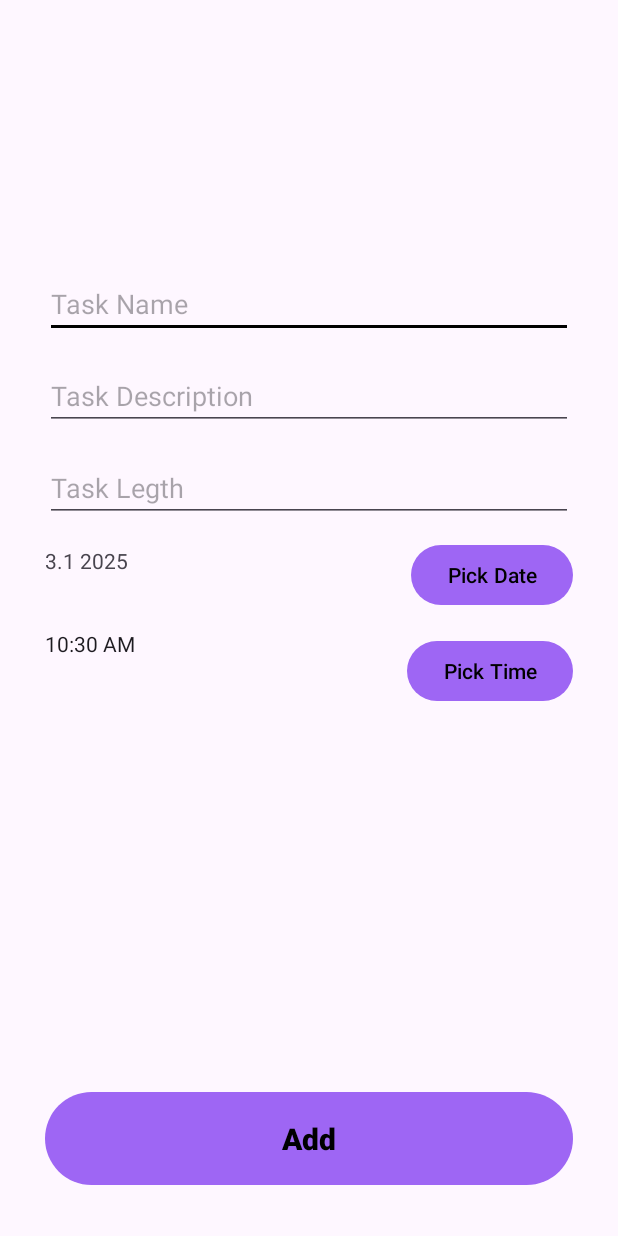
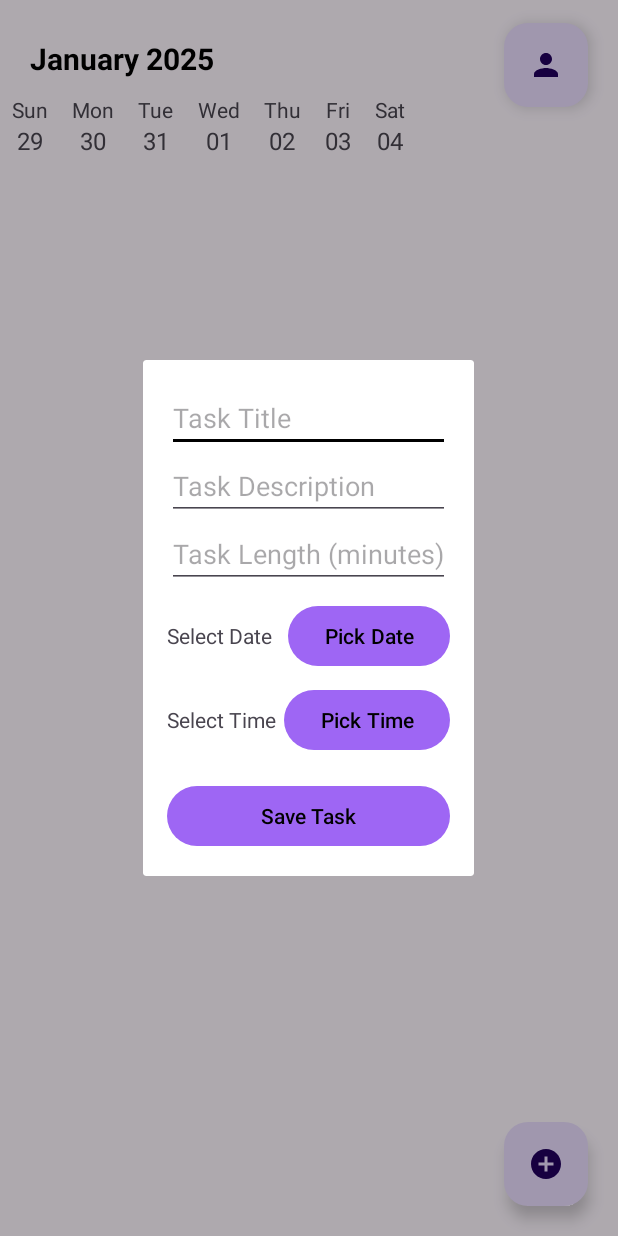
Before and after one commit to gyarab/2024-4e-svacek-DayPlanner, an Android app: the screen it shows after launch (AddTaskActivity before the commit, MainActivity after it), after a tap on "Add new Task", on a phone screen of 412 x 824 dp. Run offline under Robolectric (Android 15) with nearby library versions, the phone set to English and light mode, and no system bars.

Commit message:
new fragment for adding and editing tasks

```diff
--- a/app/src/main/java/com/example/dayplanner/DaysList.java
+++ b/app/src/main/java/com/example/dayplanner/DaysList.java
@@ -21,12 +21,12 @@ public class DaysList extends ArrayList<DayModel> {
 
         SimpleDateFormat dayFormat = new SimpleDateFormat("EEE");
         SimpleDateFormat dateFormat = new SimpleDateFormat("dd");
+        SimpleDateFormat monthFormat = new SimpleDateFormat("MM"); // Ensures month is zero-padded
 
         for (int i = 0; i < 7; i++) {
             String day = dayFormat.format(calendar.getTime());
             String date = dateFormat.format(calendar.getTime());
-
-            String month = String.valueOf(calendar.get(Calendar.MONTH) + 1);//month is 0 based;
+            String month = monthFormat.format(calendar.getTime()); // Zero-padded month
             String year = String.valueOf(calendar.get(Calendar.YEAR));
 
             DayModel dayModel = new DayModel(day, date, month, year);
@@ -40,6 +40,7 @@ public class DaysList extends ArrayList<DayModel> {
         return daysList;
     }
 
+
     @Override
     public String toString() {
         return "DaysList{" +
--- a/app/src/main/java/com/example/dayplanner/MainActivity.java
+++ b/app/src/main/java/com/example/dayplanner/MainActivity.java
@@ -72,8 +72,8 @@ public class MainActivity extends AppCompatActivity implements WeeklyHeaderFragm
             @Override
             public void onClick(View view) {
                 // User wants to add a new task -> new activity starts
-                Intent intent = new Intent(MainActivity.this, AddTaskActivity.class);
-                startActivity(intent);
+                TaskDialogFragment fragment = new TaskDialogFragment(false, null, "", "", "", "", "");
+                fragment.show(getSupportFragmentManager(), "AddTaskDialog");
             }
         });
     }
--- /dev/null
+++ b/app/src/main/java/com/example/dayplanner/TaskDialogFragment.java
@@ -0,0 +1,133 @@
+package com.example.dayplanner;
+
+import static com.example.dayplanner.AddTaskActivity.formatDate;
+
+import android.app.DatePickerDialog;
+import android.app.TimePickerDialog;
+import android.content.DialogInterface;
+import android.os.Bundle;
+import android.util.Log;
+import android.view.LayoutInflater;
+import android.view.View;
+import android.view.ViewGroup;
+import android.widget.Button;
+import android.widget.EditText;
+import android.widget.TextView;
+
+import androidx.annotation.NonNull;
+import androidx.annotation.Nullable;
+import androidx.fragment.app.DialogFragment;
+
+import java.util.Calendar;
+
+public class TaskDialogFragment extends DialogFragment {
+
+    private boolean isEditMode;
+    private String taskID, startTime, taskDate, title, description, length;
+
+    public TaskDialogFragment(boolean isEditMode, String taskID, String startTime, String taskDate, String title, String description, String length) {
+        this.isEditMode = isEditMode;
+        this.taskID = taskID;
+        this.startTime = startTime;
+        this.taskDate = taskDate;
+        this.title = title;
+        this.description = description;
+        this.length = length;
+    }
+
+    @Nullable
+    @Override
+    public View onCreateView(@NonNull LayoutInflater inflater, @Nullable ViewGroup container, @Nullable Bundle savedInstanceState) {
+        View view = inflater.inflate(R.layout.dialog_edit_task, container, false);
+
+        EditText editTaskTitle = view.findViewById(R.id.edit_task_title);
+        EditText editTaskDescription = view.findViewById(R.id.edit_task_description);
+        EditText editTaskLength = view.findViewById(R.id.edit_task_length);
+        TextView editTaskDate = view.findViewById(R.id.edit_task_date);
+        TextView editTaskTime = view.findViewById(R.id.edit_task_time);
+        Button pickDateButton = view.findViewById(R.id.pick_date_button);
+        Button pickTimeButton = view.findViewById(R.id.pick_time_button);
+        Button saveButton = view.findViewById(R.id.save_task_button);
+
+        // Populate fields only in edit mode
+        if (isEditMode) {
+            editTaskTitle.setText(title);
+            editTaskDescription.setText(description);
+            editTaskLength.setText(length);
+            editTaskDate.setText(taskDate);
+            editTaskTime.setText(startTime);
+        }
+
+        // Date Picker
+        pickDateButton.setOnClickListener(v -> {
+            Calendar calendar = Calendar.getInstance();
+            DatePickerDialog datePickerDialog = new DatePickerDialog(getContext(), (view1, year, month, dayOfMonth) -> {
+                String selectedDate = dayOfMonth + "." + (month + 1) + "." + year;
+                editTaskDate.setText(selectedDate);
+            }, calendar.get(Calendar.YEAR), calendar.get(Calendar.MONTH), calendar.get(Calendar.DAY_OF_MONTH));
+            datePickerDialog.show();
+        });
+
+        // Time Picker
+        pickTimeButton.setOnClickListener(v -> {
+            Calendar calendar = Calendar.getInstance();
+            TimePickerDialog timePickerDialog = new TimePickerDialog(getContext(), (view12, hourOfDay, minute) -> {
+                String selectedTime = String.format("%02d:%02d", hourOfDay, minute);
+                editTaskTime.setText(selectedTime);
+            }, calendar.get(Calendar.HOUR_OF_DAY), calendar.get(Calendar.MINUTE), true);
+            timePickerDialog.show();
+        });
+
+        // Set up save button
+        saveButton.setOnClickListener(v -> {
+            // Get input values
+            String newTitle = editTaskTitle.getText().toString();
+            String newDescription = editTaskDescription.getText().toString();
+            String newLength = editTaskLength.getText().toString();
+            String newDate = editTaskDate.getText().toString();
+            newDate = formatDate(newDate);
+            String newTime = editTaskTime.getText().toString();
+
+            TasksDBHelper dbHelper = new TasksDBHelper(getContext());
+            if (isEditMode) {
+                // Update the database
+                Log.d("Task Edited", "ID: " + taskID + ", Start Time: " + newTime + ", Date: " + newDate +
+                        ", Title: " + newTitle + ", Desc: " + newDescription + ", Length: " + newLength);
+            } else {
+                        // Insert into the database
+                        dbHelper.addTask(newTitle, newDescription, newDate, newTime, Integer.parseInt(newLength));
+                        Log.d("Task Added", "Start Time: " + newTime + ", Date: " + newDate +
+                                ", Title: " + newTitle + ", Desc: " + newDescription + ", Length: " + newLength);
+                    }
+
+                    dismiss(); // Close the dialog
+                });
+
+                return view;
+            }
+
+    @Override
+    public void onDismiss(@NonNull DialogInterface dialog) {
+        super.onDismiss(dialog);
+        // Optional: Handle actions when the dialog is dismissed
+    }
+
+    public static String formatDate(String date) {
+        String formattedDate = "";
+        Log.d("formattedDateB", date);
+        if (date != null && !date.isEmpty()) {
+            // Split the input date by dots
+            String[] parts = date.split("\\."); // Escape the dot since it's a regex special character
+            if (parts.length == 3) { // Ensure the date is in the format DD.MM.YYYY
+                // Parse and zero-pad day and month
+                String day = parts[0].length() == 1 ? "0" + parts[0] : parts[0];   // Ensure 2-digit day
+                String month = parts[1].length() == 1 ? "0" + parts[1] : parts[1]; // Ensure 2-digit month
+                String year = parts[2];
+                formattedDate = day + month + year; // Rearrange to YYYYMMDD
+            }
+        }
+        Log.d("formattedDate", formattedDate);
+        return formattedDate;
+    }
+
+}
--- a/app/src/main/java/com/example/dayplanner/TasksDBHelper.java
+++ b/app/src/main/java/com/example/dayplanner/TasksDBHelper.java
@@ -64,6 +64,8 @@ public class TasksDBHelper extends SQLiteOpenHelper {
         contentValues.put(COLUMN_START_TIME, startTime);
         contentValues.put(COLUMN_LENGTH, length);
 
+        Log.d("Add Task", "Title: " + title + ", Description: " + description + ", Date: " + date + ", Start Time: " + startTime + ", Length: " + length);
+
         long result = db.insert(TABLE_NAME, null, contentValues);
         if (result == -1) {
             //failed to insert data
--- a/app/src/main/java/com/example/dayplanner/TimelineFragment.java
+++ b/app/src/main/java/com/example/dayplanner/TimelineFragment.java
@@ -2,6 +2,7 @@ package com.example.dayplanner;
 
 import android.database.Cursor;
 import android.os.Bundle;
+import android.util.Log;
 import android.view.LayoutInflater;
 import android.view.View;
 import android.view.ViewGroup;
@@ -16,7 +17,7 @@ public class TimelineFragment extends Fragment {
 
     RecyclerView timeLine; // RecyclerView to display the task timeline
     TasksDBHelper timelineDbHelper; // Helper class to interact with the database
-    ArrayList<String> task_start_time, task_title, task_description, task_length; // Lists to hold task data
+    ArrayList<String> task_id, task_start_time, task_date, task_title, task_description, task_length; // Lists to hold task data
     TimelineAdapter timelineAdapter; // Adapter to bind task data to RecyclerView
 
     @Override
@@ -27,18 +28,20 @@ public class TimelineFragment extends Fragment {
         // Initialize the RecyclerView for timeline view
         timeLine = view.findViewById(R.id.timeLine);
         timelineDbHelper = new TasksDBHelper(getContext());
+        task_id = new ArrayList<>();
         task_start_time = new ArrayList<>();
+        task_date = new ArrayList<>();
         task_title = new ArrayList<>();
         task_description = new ArrayList<>();
         task_length = new ArrayList<>();
 
         // Set the adapter to the RecyclerView and layout manager
-        timelineAdapter = new TimelineAdapter(getContext(), task_start_time, task_title, task_description, task_length);
+        timelineAdapter = new TimelineAdapter(getContext(),task_id, task_start_time, task_date, task_title, task_description, task_length);
         timeLine.setAdapter(timelineAdapter);
         timeLine.setLayoutManager(new LinearLayoutManager(getContext()));
 
         // Initialize the timeline with a default date (e.g., "13122024")
-        fetchTaskData("13122024");
+        fetchTaskData("312025");
 
         return view;
     }
@@ -49,19 +52,24 @@ public class TimelineFragment extends Fragment {
         Cursor cursor = timelineDbHelper.readAllDataWithDate(dateId);
 
         // Clear existing task data
+        task_id.clear();
         task_start_time.clear();
         task_title.clear();
+        task_date.clear();
         task_description.clear();
         task_length.clear();
 
         if (cursor.getCount() != 0) {
             // If there are tasks for the selected date, add them to the lists
             while (cursor.moveToNext()) {
-                task_start_time.add(cursor.getString(4)); // Task start time
+                task_id.add(cursor.getString(0)); // Task ID
                 task_title.add(cursor.getString(1)); // Task title
                 task_description.add(cursor.getString(2)); // Task description
+                task_date.add(cursor.getString(3)); // Task date
+                task_start_time.add(cursor.getString(4)); // Task start time
                 task_length.add(cursor.getString(5)); // Task length
             }
+            Log.d("cursor", task_date.toString());
         }
         cursor.close();
 
--- /dev/null
+++ b/app/src/main/res/drawable/dialog_background.xml
@@ -0,0 +1,5 @@
+<?xml version="1.0" encoding="utf-8"?>
+<shape xmlns:android="http://schemas.android.com/apk/res/android">
+    <solid android:color="@android:color/white" />
+    <corners android:radius="16dp" />
+</shape>
--- /dev/null
+++ b/app/src/main/res/layout/dialog_edit_task.xml
@@ -0,0 +1,77 @@
+<?xml version="1.0" encoding="utf-8"?>
+<LinearLayout xmlns:android="http://schemas.android.com/apk/res/android"
+    android:layout_width="match_parent"
+    android:layout_height="wrap_content"
+    android:orientation="vertical"
+    android:padding="16dp">
+
+    <EditText
+        android:id="@+id/edit_task_title"
+        android:layout_width="match_parent"
+        android:layout_height="wrap_content"
+        android:hint="Task Title"
+        android:inputType="text" />
+
+    <EditText
+        android:id="@+id/edit_task_description"
+        android:layout_width="match_parent"
+        android:layout_height="wrap_content"
+        android:hint="Task Description"
+        android:inputType="text" />
+
+    <EditText
+        android:id="@+id/edit_task_length"
+        android:layout_width="match_parent"
+        android:layout_height="wrap_content"
+        android:hint="Task Length (minutes)"
+        android:inputType="number" />
+
+    <LinearLayout
+        android:layout_width="match_parent"
+        android:layout_height="wrap_content"
+        android:orientation="horizontal"
+        android:layout_marginTop="8dp">
+
+        <TextView
+            android:id="@+id/edit_task_date"
+            android:layout_width="0dp"
+            android:layout_height="wrap_content"
+            android:layout_weight="1"
+            android:text="Select Date"
+            android:hint="Date" />
+
+        <Button
+            android:id="@+id/pick_date_button"
+            android:layout_width="wrap_content"
+            android:layout_height="wrap_content"
+            android:text="Pick Date" />
+    </LinearLayout>
+
+    <LinearLayout
+        android:layout_width="match_parent"
+        android:layout_height="wrap_content"
+        android:orientation="horizontal"
+        android:layout_marginTop="8dp">
+
+        <TextView
+            android:id="@+id/edit_task_time"
+            android:layout_width="0dp"
+            android:layout_height="wrap_content"
+            android:layout_weight="1"
+            android:text="Select Time"
+            android:hint="Time" />
+
+        <Button
+            android:id="@+id/pick_time_button"
+            android:layout_width="wrap_content"
+            android:layout_height="wrap_content"
+            android:text="Pick Time" />
+    </LinearLayout>
+
+    <Button
+        android:id="@+id/save_task_button"
+        android:layout_width="match_parent"
+        android:layout_height="wrap_content"
+        android:text="Save Task"
+        android:layout_marginTop="16dp" />
+</LinearLayout>
```
Also changed, not shown: app/src/main/java/com/example/dayplanner/TimelineAdapter.java (+33 -9 lines), app/src/main/res/layout/my_row.xml (+8 -7 lines).
